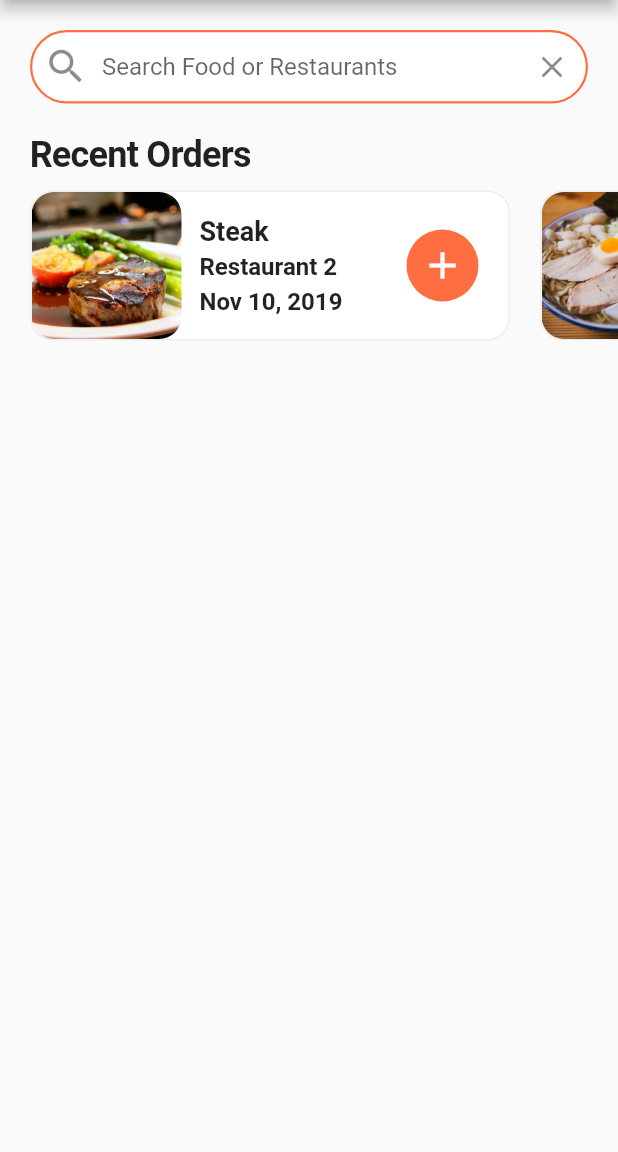
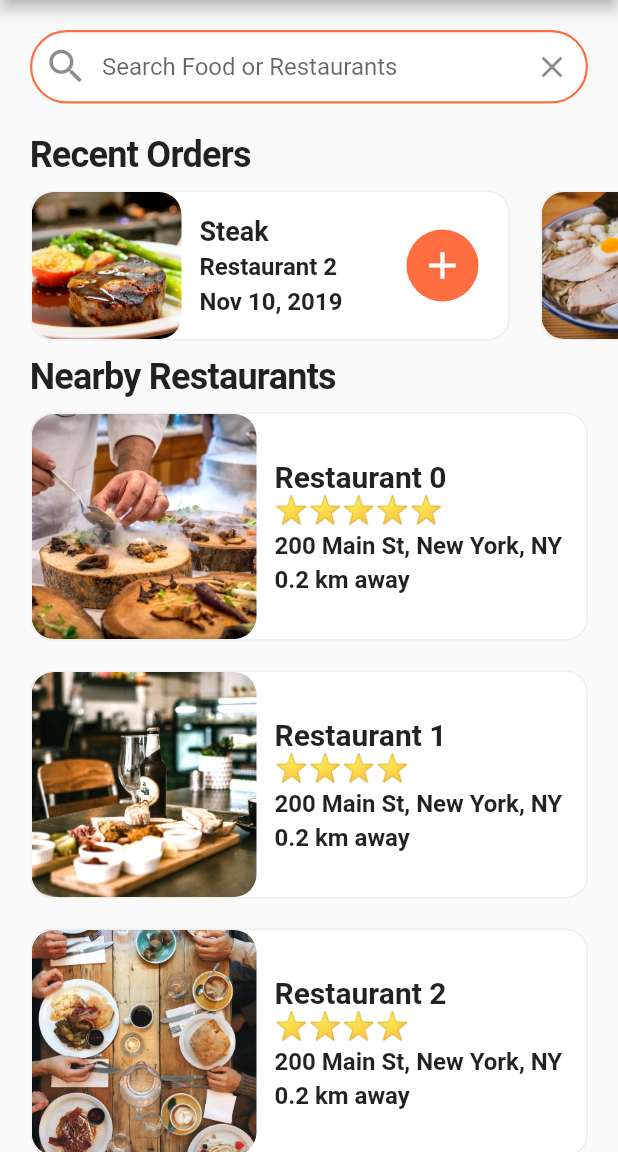
Before and after one commit to TomasKulik/FoodDeliveryUI, a Flutter app: the screen it shows after launch, on a phone screen of 412 x 824 dp, the part 84-1236 px from its top. Run offline on Flutter 3.47's test engine with Material 2 defaults, Android fonts, the phone set to English and light mode, and no system bars.

Commit message:
Nearby Restaurants

```diff
--- a/lib/screens/home_screen.dart
+++ b/lib/screens/home_screen.dart
@@ -1,4 +1,6 @@
 import 'package:flutter/material.dart';
+import 'package:flutter_food_delivery_ui/models/restaurant.dart';
+import 'package:flutter_food_delivery_ui/widgets/rating_stars.dart';
 import 'package:flutter_food_delivery_ui/widgets/recent_orders.dart';
 
 import '../data/data.dart';
@@ -9,6 +11,75 @@ class HomeScreen extends StatefulWidget {
 }
 
 class _HomeScreenState extends State<HomeScreen> {
+  _buildRestaurants() {
+    List<Widget> restaurantList = [];
+    restaurants.forEach((Restaurant restaurant) {
+      restaurantList.add(
+        Container(
+          margin: EdgeInsets.symmetric(horizontal: 20.0, vertical: 10.0),
+          decoration: BoxDecoration(
+            color: Colors.white,
+            borderRadius: BorderRadius.circular(15.0),
+            border: Border.all(
+              width: 1.0,
+              color: Colors.grey[200],
+            ),
+          ),
+          child: Row(
+            children: <Widget>[
+              ClipRRect(
+                borderRadius: BorderRadius.circular(15.0),
+                child: Image(
+                  height: 150.0,
+                  width: 150.0,
+                  image: AssetImage(restaurant.imageUrl),
+                  fit: BoxFit.cover,
+                ),
+              ),
+              Container(
+                margin: EdgeInsets.all(12.0),
+                child: Column(
+                  mainAxisAlignment: MainAxisAlignment.center,
+                  crossAxisAlignment: CrossAxisAlignment.start,
+                  children: <Widget>[
+                    Text(
+                      restaurant.name,
+                      style: TextStyle(
+                        fontSize: 20.0,
+                        fontWeight: FontWeight.bold,
+                      ),
+                      overflow: TextOverflow.ellipsis,
+                    ),
+                    RatingStars(restaurant.rating),
+                    SizedBox(height: 4.0),
+                    Text(
+                      restaurant.address,
+                      style: TextStyle(
+                        fontSize: 16.0,
+                        fontWeight: FontWeight.w600,
+                      ),
+                      overflow: TextOverflow.ellipsis,
+                    ),
+                    SizedBox(height: 4.0),
+                    Text(
+                      '0.2 km away',
+                      style: TextStyle(
+                        fontSize: 16.0,
+                        fontWeight: FontWeight.w600,
+                      ),
+                      overflow: TextOverflow.ellipsis,
+                    ),
+                  ],
+                ),
+              ),
+            ],
+          ),
+        ),
+      );
+    });
+    return Column(children: restaurantList);
+  }
+
   @override
   Widget build(BuildContext context) {
     return Scaffold(
@@ -65,6 +136,23 @@ class _HomeScreenState extends State<HomeScreen> {
             ),
           ),
           RecentOrders(),
+          Column(
+            crossAxisAlignment: CrossAxisAlignment.start,
+            children: <Widget>[
+              Padding(
+                padding: EdgeInsets.symmetric(horizontal: 20.0),
+                child: Text(
+                  'Nearby Restaurants',
+                  style: TextStyle(
+                    fontSize: 24.0,
+                    fontWeight: FontWeight.w600,
+                    letterSpacing: -0.5,
+                  ),
+                ),
+              ),
+              _buildRestaurants(),
+            ],
+          ),
         ],
       ),
     );
--- /dev/null
+++ b/lib/widgets/rating_stars.dart
@@ -0,0 +1,20 @@
+import 'package:flutter/material.dart';
+
+class RatingStars extends StatelessWidget {
+  final int rating;
+
+  RatingStars(this.rating);
+
+  @override
+  Widget build(BuildContext context) {
+    String stars = '';
+    for (var i = 0; i < rating; i++) {
+      stars += '⭐';
+    }
+    stars.trim();
+    return Text(
+      stars,
+      style: TextStyle(fontSize: 18.0),
+    );
+  }
+}
```
